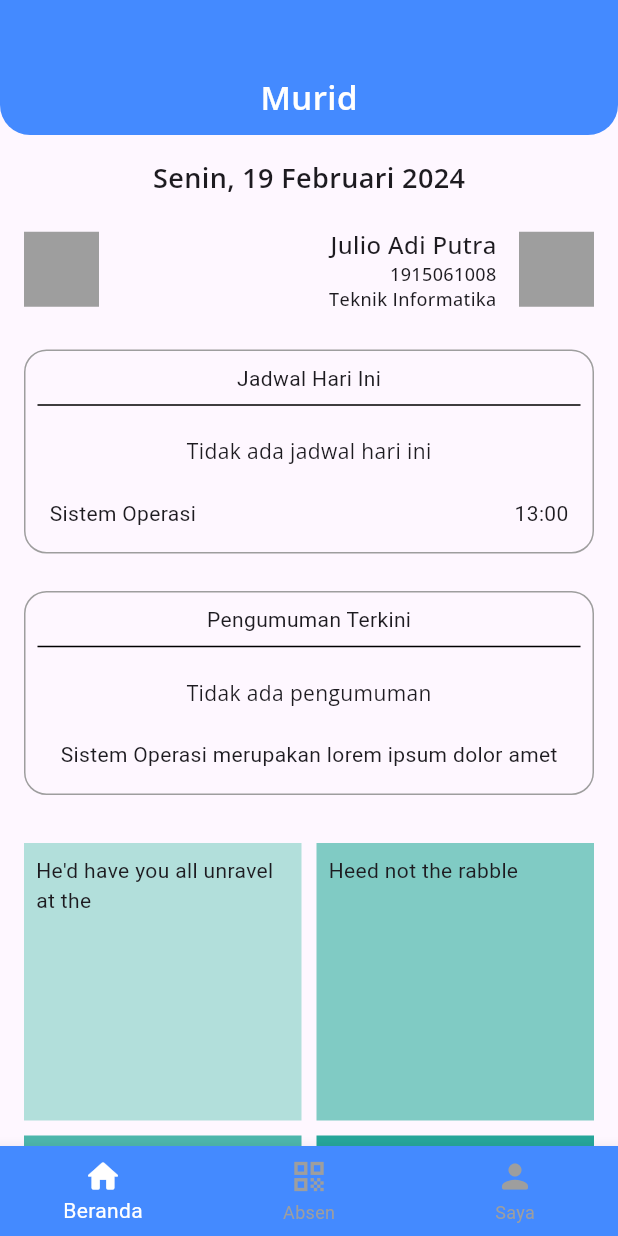
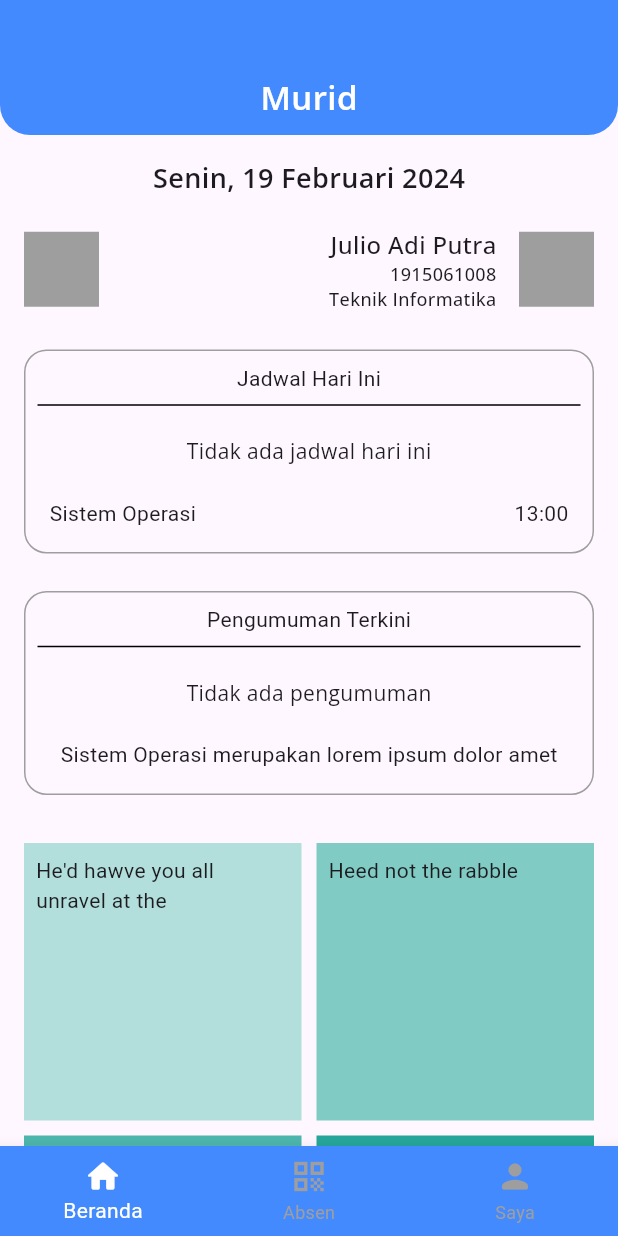
Before and after one commit to jujuupanda/sistem_informasi_management, a Flutter app: the MainPage screen opened by its route, on a phone screen of 412 x 824 dp. Run offline on Flutter 3.47's test engine with Material 3 defaults, Android fonts, the phone set to English and light mode, and no system bars; our stand-ins replace connectivity_plus, equatable, flutter_bloc, gap, go_router, google_fonts and 2 more; accounts and stored records are empty.

Commit message:
add char

```diff
--- a/lib/src/presentation/widgets/main/main_student_screen.dart
+++ b/lib/src/presentation/widgets/main/main_student_screen.dart
@@ -197,7 +197,7 @@ class _MainPageStudentState extends State<MainPageStudent> {
                       Container(
                         padding: const EdgeInsets.all(8),
                         color: Colors.teal[100],
-                        child: const Text("He'd have you all unravel at the"),
+                        child: const Text("He'd hawve you all unravel at the"),
                       ),
                       Container(
                         padding: const EdgeInsets.all(8),
```
